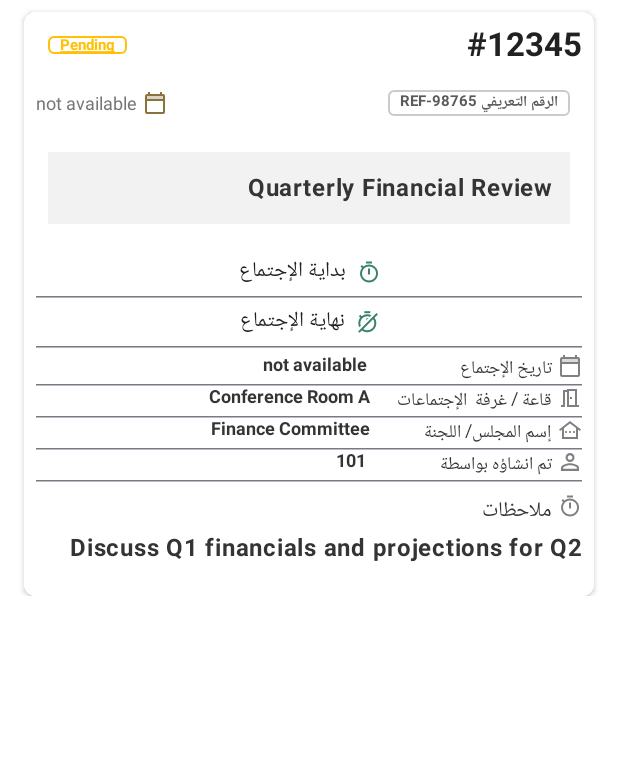
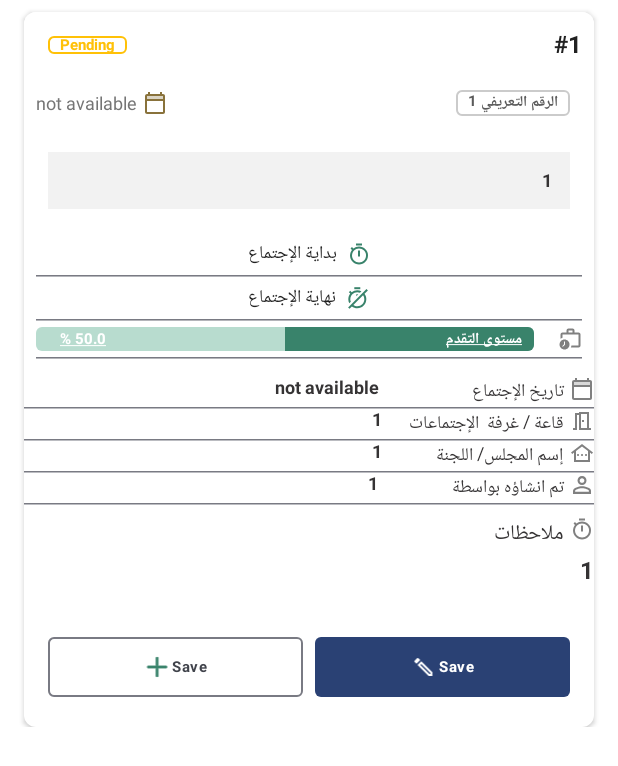
Before and after one commit to RiadhG-Hub/abcher, an Android app built with Jetpack Compose: the @Preview function MeetingDetailsCardPreview, on a phone screen of 412 x 824 dp. Shown: the top 766 px of the screen. Run offline under Robolectric (Android 15) with nearby library versions, the phone set to English and light mode, and no system bars; our stand-ins replace livedata-compose; Roboto replaces fonts that are not available here.

Commit message:
feat: Enhance Recommendations UI, Navigation, and Data Display
This commit introduces several enhancements to the recommendations feature, including improved UI elements, navigation within recommendation details, and more detailed data display.

-   **Recommendation Details UI Enhancements:**
    -   Added `RecommendationsDetails` activity to display detailed information about a recommendation.
    -   Implemented a navigation bar within `RecommendationsDetails` for different sections.
    -   Updated `NavigationItem` to handle different navigation sections within recommendation details.
    - Replaced icon in NavigationItem with new `meeting_note` SVG icon.
    -   Added `CustomProgressBar` to show progress within recommendation details.
    - Added `AbsherTheme` to `RecommendationsDetails`.
    -  Update `CustomTextStyles` for `navigationItemText`.
    -  Added `Info` section in `RecommendationsDetails` activity.
    - Added `edit` and `add` icons in resource.
    - Added `OutlinedButton` in `RecommendationInfoView`.
-   - Added button with add and edit icon in `RecommendationInfoView`
-   - Added  `AbsherTheme` to `RecommendationsDetails`

-   **Meeting Data and Display:**
+    - Added button with `Save` and `add` icon in `RecommendationInfoView`.
+    - Refactored the display of recommendation data to include formatted dates and times.
     -   Refined the presentation of meeting details in `RecommendationInfoView` to include more attributes.
     - Updated `RecommendationInfoView` to display meeting details with formatted dates and times.
     - Added `CustomProgressBar` in `RecommendationInfoView`.
 -    Updated `MeetingListPage` to have "team" as title.
 - Added `meeting_note` SVG icon.
-   -  Added `AbsherTheme` to `CustomProgressBar`.
-   - Add `CustomTextStyles` for `navigationItemText`.

-   **CustomProgressBar:**
-    -  Added `AbsherTheme` to `CustomProgressBar`.
-   - Added preview for `CustomProgressBar`
-   - Added progress to the preview of `CustomProgressBar`
-
 -   **Code Refactoring:**
    -   Removed unnecessary or redundant code elements to improve readability and maintainability.
    -  Add preview for `RecommendationInfoView`.
    - Add `AbsherTheme` for `RecommendationInfoView` preview

```diff
--- a/app/src/main/java/com/example/absher/services/view/meetings/pages/MeetingListPage.kt
+++ b/app/src/main/java/com/example/absher/services/view/meetings/pages/MeetingListPage.kt
@@ -79,7 +79,7 @@ class MeetingListPage : ComponentActivity() {
                         containerColor = MaterialTheme.colorScheme.surface,
                         topBar = {
                             AbcherTopAppBar(
-                                title = stringResource(id = R.string.meetings),
+                                title = stringResource(id = R.string.team),
                                 navigationIcon = {
                                     DefaultBackButton()
                                 },
--- a/app/src/main/java/com/example/absher/services/view/recommendations/CustomProgressBar.kt
+++ b/app/src/main/java/com/example/absher/services/view/recommendations/CustomProgressBar.kt
@@ -90,7 +90,7 @@ fun CustomProgressBar(
 fun CustomProgressBarPreview() {
     AbsherTheme {
         CompositionLocalProvider(LocalLayoutDirection provides LayoutDirection.Rtl) {
-    CustomProgressBar(progress = 100F)
+    CustomProgressBar(progress = 50F)
 
         }}
 }
--- a/app/src/main/java/com/example/absher/services/view/recommendations/RecommendationInfoView.kt
+++ b/app/src/main/java/com/example/absher/services/view/recommendations/RecommendationInfoView.kt
@@ -19,6 +19,7 @@ import androidx.compose.material3.CardDefaults
 import androidx.compose.material3.CircularProgressIndicator
 import androidx.compose.material3.HorizontalDivider
 import androidx.compose.material3.MaterialTheme
+import androidx.compose.material3.OutlinedButton
 import androidx.compose.material3.Text
 import androidx.compose.runtime.Composable
 import androidx.compose.runtime.CompositionLocalProvider
@@ -50,7 +51,6 @@ import com.example.absher.services.viewmodel.recommendations.FetchRecommendation
 import com.example.absher.services.viewmodel.recommendations.FetchRecommendationInfoStateSuccess
 import com.example.absher.services.viewmodel.recommendations.RecommendationViewModel
 import com.example.absher.ui.theme.AbsherTheme
-import com.example.absher.ui.theme.CustomTextStyles
 import com.example.absher.ui.theme.Gray
 import com.example.absher.ui.theme.SubtitleColor
 
@@ -202,7 +202,7 @@ private fun RecommendationInfoCard(recommendation: FetchRecommendationInfoData,
                     SvgIcon(R.drawable.calendar_today)
                     Spacer(modifier = Modifier.width(4.dp))
                     Text(
-                        text = formatDateToArabic(recommendation.id.toString() ?: ""),
+                        text = formatDateToArabic(recommendation.id.toString()),
                         style = TextStyle(fontSize = 12.sp, color = Color(0xFF757575))
                     )
                 }
@@ -265,7 +265,10 @@ private fun RecommendationInfoCard(recommendation: FetchRecommendationInfoData,
                             R.string.meetingend, formatTimeToArabic(recommendation.id.toString())
                         ), style = TextStyle(fontSize = 12.sp, color = Color(0xFF212121))
                     )
+
+
                 }
+
                 HorizontalDivider(
                     modifier = Modifier
                         .padding(vertical = 4.dp)
@@ -273,7 +276,14 @@ private fun RecommendationInfoCard(recommendation: FetchRecommendationInfoData,
                     thickness = 1.dp
                 )
             }
-
+            CustomProgressBar(progress = 50F, backgroundColor = Color(0XFFB8DCCF))
+            HorizontalDivider(
+                modifier = Modifier
+                    .padding(vertical = 4.dp)
+                    .background(Color(0XFFF2F2F2)),
+                thickness = 1.dp
+            )
+        }
             Row {
                 Column {
                     Row {
@@ -449,11 +459,38 @@ private fun RecommendationInfoCard(recommendation: FetchRecommendationInfoData,
             )
 
             Spacer(modifier = Modifier.height(12.dp))
+        Row(
+            modifier = Modifier.padding(16.dp),
+            horizontalArrangement = Arrangement.spacedBy(8.dp) // Space between buttons
+        ) {
+            Button(
+                modifier = Modifier.weight(1f),
+                onClick = { /* TODO: Handle click */ },
+                shape = RoundedCornerShape(4.dp) // Rounded corners
+            ) {
+               Row{
+                   Text(text = "Save")
+                   SvgIcon(R.drawable.edit)
+               }
+            }
+
+            OutlinedButton(
+                modifier = Modifier.weight(1f),
+                onClick = { /* TODO: Handle click */ },
+                shape = RoundedCornerShape(4.dp) // Rounded corners
+            ) {
+                Row{
+                    Text(text = "Save")
+                    SvgIcon(R.drawable.add)
+                }
+            }
 
 
         }
+
+        }
     }
-}
+
 
 
 @Preview(showBackground = true)
--- /dev/null
+++ b/app/src/main/res/drawable/add.xml
@@ -0,0 +1,5 @@
+<vector xmlns:android="http://schemas.android.com/apk/res/android" android:autoMirrored="true" android:height="16dp" android:viewportHeight="16" android:viewportWidth="17" android:width="17dp">
+
+    <path android:fillColor="#39836B" android:pathData="M9.203,7.348H14.617V8.653H9.203H8.903V8.953V14.367H7.598V8.953V8.653H7.298H1.883V7.348H7.298H7.598V7.048V1.633H8.903V7.048V7.348H9.203Z" android:strokeColor="#39836B" android:strokeWidth="0.6"/>
+
+</vector>
--- /dev/null
+++ b/app/src/main/res/drawable/edit.xml
@@ -0,0 +1,5 @@
+<vector xmlns:android="http://schemas.android.com/apk/res/android" android:autoMirrored="true" android:height="16dp" android:viewportHeight="16" android:viewportWidth="17" android:width="17dp">
+
+    <path android:fillColor="#ffffff" android:pathData="M10.476,5.66L10.122,5.306L9.769,5.66L3.729,11.7L3.582,11.846V12.053V12.667V13.167H4.082H4.696H4.903L5.049,13.02L11.089,6.98L11.443,6.627L11.089,6.273L10.476,5.66ZM14.202,4.34L13.336,5.206L11.543,3.413L12.409,2.547C12.439,2.517 12.483,2.5 12.522,2.5C12.575,2.5 12.611,2.515 12.642,2.547L14.202,4.107C14.267,4.172 14.267,4.275 14.202,4.34ZM3.249,11.707L10.122,4.834L11.915,6.627L5.042,13.5H3.249V11.707Z" android:strokeColor="#ffffff" android:strokeWidth="1"/>
+
+</vector>
--- /dev/null
+++ b/app/src/main/res/drawable/meeting_note.xml
@@ -0,0 +1,5 @@
+<vector xmlns:android="http://schemas.android.com/apk/res/android" android:autoMirrored="true" android:height="16dp" android:viewportHeight="16" android:viewportWidth="16" android:width="16dp">
+
+    <path android:fillColor="#808080" android:pathData="M10.667,2.667H2.667C1.934,2.667 1.334,3.266 1.334,4V12.007C1.334,12.74 1.934,13.333 2.667,13.333H13.333C14.067,13.333 14.667,12.733 14.667,12V6.667L10.667,2.667ZM2.667,12.007V4H10V7.333H13.333V12.007H2.667Z"/>
+
+</vector>
```
Also changed, not shown: app/src/main/java/com/example/absher/services/view/recommendations/pages/RecommendationsDetails.kt (+6 -12 lines).
